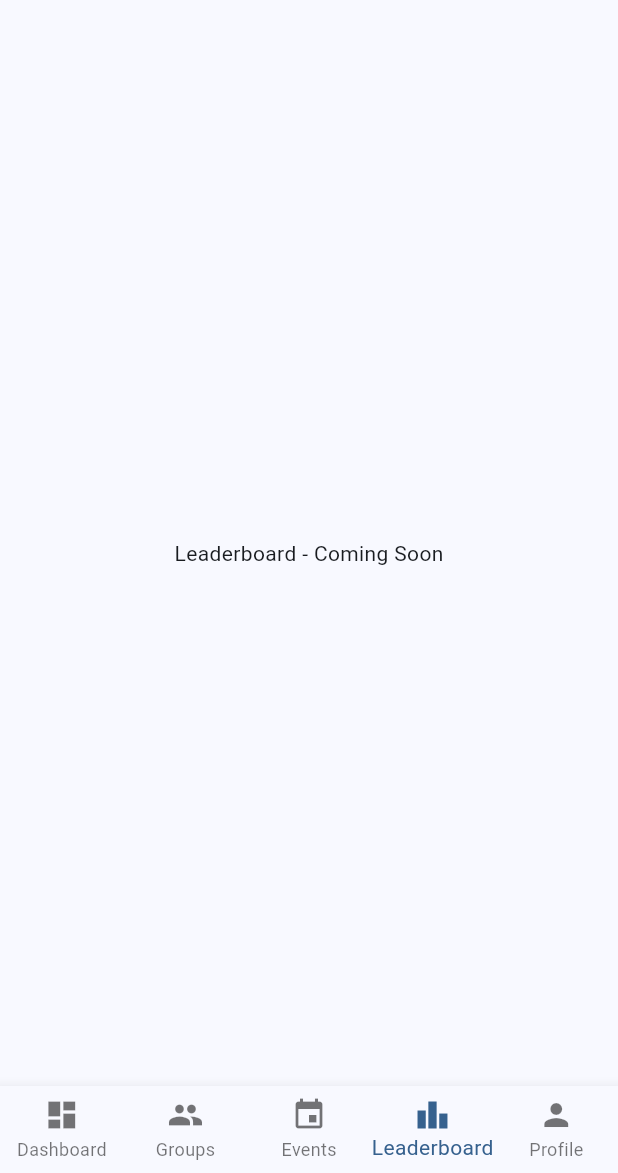
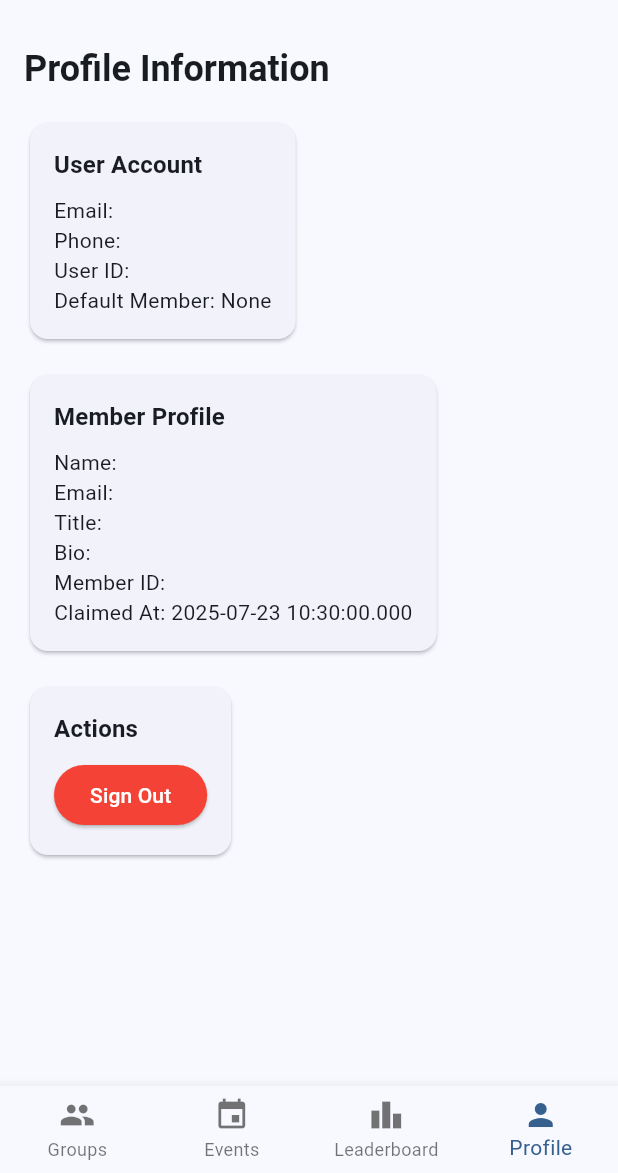
Before and after one commit to arun-git/ngage, a Flutter app: the screen it shows once a user with an empty profile is signed in, item 4 of the bottom bar chosen, on a phone screen of 412 x 824 dp, the part 63-1236 px from its top. Run offline on Flutter 3.47's test engine with Material 3 defaults, Android fonts, the phone set to English and light mode, and no system bars; our stand-ins replace cloud_firestore, country_picker, csv, file_picker, firebase_auth, firebase_core and 5 more; missing offline and left inert: googleapis; accounts and stored records are empty.

Commit message:
dashboard removed.

```diff
--- a/lib/main.dart
+++ b/lib/main.dart
@@ -125,11 +125,6 @@ class _HomePageState extends ConsumerState<HomePage> {
 
   final List<NavigationItem> _navigationItems = [
     const NavigationItem(
-      icon: Icon(Icons.dashboard),
-      label: 'Dashboard',
-      tooltip: 'View dashboard',
-    ),
-    const NavigationItem(
       icon: Icon(Icons.group),
       label: 'Groups',
       tooltip: 'Manage groups',
@@ -206,7 +201,7 @@ class _HomePageState extends ConsumerState<HomePage> {
         ),
       ],
       body: _buildBody(context, currentUser, currentMember, memberProfiles),
-      floatingActionButton: _selectedIndex == 1 // Groups tab
+      floatingActionButton: _selectedIndex == 0 // Groups tab (now first tab)
         ? PlatformFloatingActionButton(
             onPressed: () {
               Navigator.of(context).push(
@@ -225,97 +220,18 @@ class _HomePageState extends ConsumerState<HomePage> {
   Widget _buildBody(BuildContext context, currentUser, currentMember, memberProfiles) {
     switch (_selectedIndex) {
       case 0:
-        return _buildDashboard(context, currentUser, currentMember, memberProfiles);
+        return _buildGroups(context);
       case 1:
-        return _buildGroups(context);
+        return _buildEvents(context);
       case 2:
-        return _buildEvents(context);
+        return _buildLeaderboard(context);
       case 3:
-        return _buildLeaderboard(context);
-      case 4:
         return _buildProfile(context, currentUser, currentMember);
       default:
-        return _buildDashboard(context, currentUser, currentMember, memberProfiles);
+        return _buildGroups(context);
     }
   }
 
-  Widget _buildDashboard(BuildContext context, currentUser, currentMember, memberProfiles) {
-    return SingleChildScrollView(
-      padding: context.responsive.responsivePadding,
-      child: Column(
-        crossAxisAlignment: CrossAxisAlignment.start,
-        children: [
-          Text(
-            'Welcome to Ngage',
-            style: Theme.of(context).textTheme.headlineMedium,
-          ),
-          SizedBox(height: context.mediumSpacing),
-          if (currentUser != null) ...[
-            Card(
-              child: Padding(
-                padding: context.responsive.responsivePadding,
-                child: Column(
-                  crossAxisAlignment: CrossAxisAlignment.start,
-                  children: [
-                    Text(
-                      'User Information',
-                      style: Theme.of(context).textTheme.titleLarge,
-                    ),
-                    SizedBox(height: context.smallSpacing),
-                    Text('Email: ${currentUser.email}'),
-                    if (currentUser.phone != null)
-                      Text('Phone: ${currentUser.phone}'),
-                  ],
-                ),
-              ),
-            ),
-            SizedBox(height: context.mediumSpacing),
-          ],
-          if (currentMember != null) ...[
-            Card(
-              child: Padding(
-                padding: context.responsive.responsivePadding,
-                child: Column(
-                  crossAxisAlignment: CrossAxisAlignment.start,
-                  children: [
-                    Text(
-                      'Current Member Profile',
-                      style: Theme.of(context).textTheme.titleLarge,
-                    ),
-                    SizedBox(height: context.smallSpacing),
-                    Text('Name: ${currentMember.firstName} ${currentMember.lastName}'),
-                    if (currentMember.title != null)
-                      Text('Title: ${currentMember.title}'),
-                  ],
-                ),
-              ),
-            ),
-            SizedBox(height: context.mediumSpacing),
-          ],
-          Card(
-            child: Padding(
-              padding: context.responsive.responsivePadding,
-              child: Column(
-                crossAxisAlignment: CrossAxisAlignment.start,
-                children: [
-                  Text(
-                    'Platform Overview',
-                    style: Theme.of(context).textTheme.titleLarge,
-                  ),
-                  SizedBox(height: context.smallSpacing),
-                  Text('Member Profiles: ${memberProfiles.length}'),
-                  SizedBox(height: context.smallSpacing),
-                  const Text(
-                    'Multi-platform engagement platform for teams and competitions',
-                  ),
-                ],
-              ),
-            ),
-          ),
-        ],
-      ),
-    );
-  }
 
   Widget _buildGroups(BuildContext context) {
     final currentMember = ref.watch(currentMemberProvider);
```
